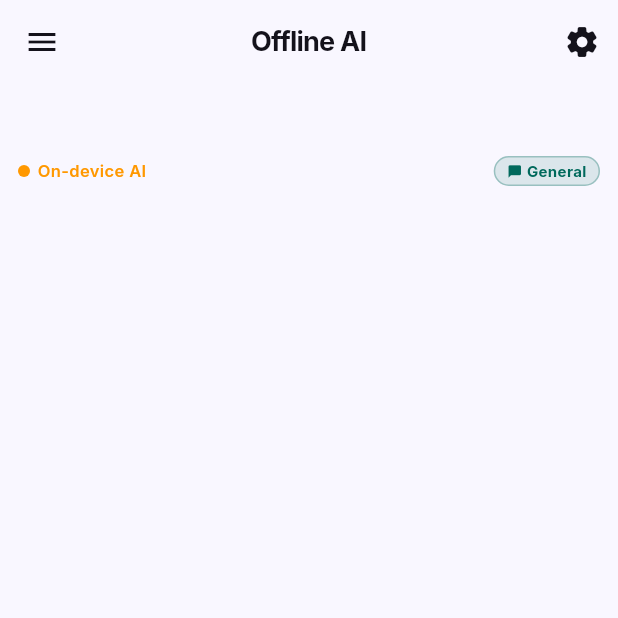
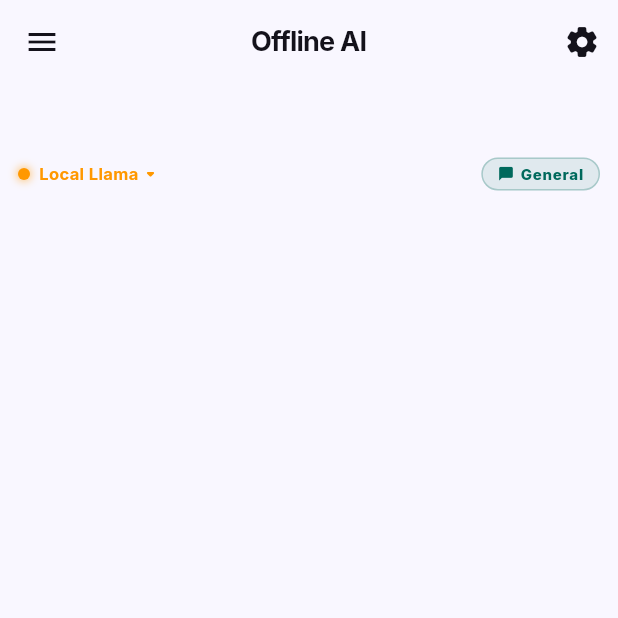
Before and after one commit to onlykrishna/local_llms, a Flutter app: the screen it shows after launch, on a phone screen of 412 x 824 dp, the top half of it. Run offline on Flutter 3.47's test engine with Material 3 defaults, Android fonts, the phone set to English and light mode, and no system bars; our stand-ins replace connectivity_plus, dio, file_picker, flutter_animate, flutter_markdown, flutter_spinkit and 5 more; missing offline and left inert: llamadart; accounts and stored records are empty.

Commit message:
feat: implement 'Ethereal Intelligence' manual overrides and UX optimizations
- Added Neural Engine Switcher in BackendStatusBar (Gemini/Ollama/Local manual lock)
- Implemented Global Greeting Interception for instant zero-latency feedback across all domains
- Optimized keyboard dismissal with native 'onTapOutside' listener
- Hardened device orientation to Portrait mode globally (Dart, Android Manifest, iOS Info.plist)

```diff
--- a/lib/presentation/pages/chat_page.dart
+++ b/lib/presentation/pages/chat_page.dart
@@ -14,17 +14,23 @@ class ChatPage extends GetView<ChatController> {
   @override
   Widget build(BuildContext context) {
     final theme = Theme.of(context);
-    return Column(
+
+    // ISSUE 1: Removed global GestureDetector as it interfered with drawer/navigation.
+    // Replaced with professional 'onTapOutside' on TextField (see _buildInputArea).
+    return Scaffold(
+      backgroundColor: Colors.transparent, // Background handled by parent (main.dart)
+      resizeToAvoidBottomInset: true,
+      body: Column(
         children: [
-        const SizedBox(height: 100), // Spacing for transparent appbar if needed
+          const SizedBox(height: 100), // Spacing for transparent appbar
           const BackendStatusBar(),
 
           Expanded(
             child: Obx(() => ListView.builder(
               controller: controller.scrollController,
-            reverse: true,
-            itemCount: controller.messages.length +
-                (controller.isGenerating.value ? 1 : 0),
+              reverse: true, // Reversed for messaging behavior
+              physics: const BouncingScrollPhysics(),
+              itemCount: controller.messages.length + (controller.isGenerating.value ? 1 : 0),
               padding: const EdgeInsets.only(bottom: 24, top: 12),
               itemBuilder: (context, index) {
                 if (index == 0 && controller.isGenerating.value) {
@@ -37,8 +43,7 @@ class ChatPage extends GetView<ChatController> {
                         .fadeIn(duration: 300.ms);
                   }
                 }
-              final msgIndex =
-                  controller.isGenerating.value ? index - 1 : index;
+                final msgIndex = controller.isGenerating.value ? index - 1 : index;
                 final msg = controller.messages[msgIndex];
                 return Animate(child: MessageBubble(message: msg))
                     .fadeIn(duration: 400.ms)
@@ -48,6 +53,7 @@ class ChatPage extends GetView<ChatController> {
           ),
           _buildInputArea(context),
         ],
+      ),
     );
   }
 
@@ -82,6 +88,10 @@ class ChatPage extends GetView<ChatController> {
                         style: TextStyle(color: theme.colorScheme.onSurface),
                         textInputAction: TextInputAction.send,
                         onSubmitted: (_) => controller.sendMessage(),
+                        // FIX: Precise unfocus control that doesn't trigger when tapping functional UI elements
+                        onTapOutside: (event) {
+                          FocusManager.instance.primaryFocus?.unfocus();
+                        },
                         decoration: InputDecoration(
                           hintText: 'Synthesizing with local knowledge...',
                           hintStyle: TextStyle(color: theme.colorScheme.onSurfaceVariant.withOpacity(0.5), fontSize: 13),
--- a/lib/presentation/widgets/backend_status_bar.dart
+++ b/lib/presentation/widgets/backend_status_bar.dart
@@ -3,7 +3,6 @@ import 'package:get/get.dart';
 import '../../domain/services/inference_router.dart';
 import '../../domain/services/domain_service.dart';
 import '../../domain/models/inference_domain.dart';
-import '../pages/settings_page.dart';
 
 class BackendStatusBar extends StatelessWidget {
   const BackendStatusBar({super.key});
@@ -12,18 +11,37 @@ class BackendStatusBar extends StatelessWidget {
   Widget build(BuildContext context) {
     final router = Get.find<InferenceRouterService>();
     final domainService = Get.find<DomainService>();
+    final theme = Theme.of(context);
 
     return Container(
-      height: 28,
-      color: Theme.of(context).colorScheme.surface,
+      height: 32,
+      color: theme.colorScheme.surface,
       padding: const EdgeInsets.symmetric(horizontal: 12),
       child: Row(
         children: [
-          // Left: backend indicator
+          // Left: backend selector (FEATURE 3)
           Obx(() {
-            final backend = router.currentBackend.value;
-            return GestureDetector(
-              onTap: () => Get.to(() => const SettingsPage()),
+            final backend = router.isManualMode.value
+                ? router.manualBackend.value
+                : router.currentBackend.value;
+            final isManual = router.isManualMode.value;
+
+            return PopupMenuButton<InferenceBackend>(
+              padding: EdgeInsets.zero,
+              offset: const Offset(0, 30),
+              tooltip: 'Choose AI Engine',
+              onSelected: (InferenceBackend b) {
+                if (b == InferenceBackend.onDevice) { // Simplified: actually let's just make a specific entry for 'Auto'
+                   // I'll add an 'Auto' option below
+                }
+                router.setManualBackend(b);
+              },
+              itemBuilder: (context) => [
+                _buildMenuItem(context, 'Auto Routing', Icons.auto_mode_rounded, Colors.grey, null, isAuto: true),
+                _buildMenuItem(context, 'Gemini Flash', Icons.cloud_rounded, Colors.green, InferenceBackend.gemini),
+                _buildMenuItem(context, 'Ollama LAN', Icons.lan_rounded, Colors.blue, InferenceBackend.ollama),
+                _buildMenuItem(context, 'On-device AI', Icons.memory_rounded, Colors.orange, InferenceBackend.onDevice),
+              ],
               child: Row(
                 mainAxisSize: MainAxisSize.min,
                 children: [
@@ -33,17 +51,25 @@ class BackendStatusBar extends StatelessWidget {
                     decoration: BoxDecoration(
                       shape: BoxShape.circle,
                       color: _dotColor(backend),
+                      boxShadow: [
+                        BoxShadow(
+                          color: _dotColor(backend).withOpacity(0.5),
+                          blurRadius: 4,
+                          spreadRadius: 1,
+                        ),
+                      ],
                     ),
                   ),
-                  const SizedBox(width: 5),
+                  const SizedBox(width: 6),
                   Text(
-                    _backendLabel(backend),
+                    isManual ? '${_backendLabel(backend)} (Locked)' : _backendLabel(backend),
                     style: TextStyle(
                       fontSize: 11,
-                      fontWeight: FontWeight.w600,
+                      fontWeight: FontWeight.bold,
                       color: _dotColor(backend),
                     ),
                   ),
+                  Icon(Icons.arrow_drop_down_rounded, size: 16, color: _dotColor(backend)),
                 ],
               ),
             );
@@ -55,33 +81,66 @@ class BackendStatusBar extends StatelessWidget {
           Obx(() {
             final domain = domainService.selectedDomain.value;
             return Container(
-              height: 20,
-              padding: const EdgeInsets.symmetric(horizontal: 8),
+              height: 22,
+              padding: const EdgeInsets.symmetric(horizontal: 10),
               decoration: BoxDecoration(
-                color: _domainColor(domain).withOpacity(0.12),
-                borderRadius: BorderRadius.circular(10),
+                color: _domainColor(domain).withOpacity(0.1),
+                borderRadius: BorderRadius.circular(12),
                 border: Border.all(
-                  color: _domainColor(domain).withOpacity(0.3),
+                  color: _domainColor(domain).withOpacity(0.25),
                   width: 1,
                 ),
               ),
               child: Row(
                 mainAxisSize: MainAxisSize.min,
                 children: [
-                  Icon(_domainIcon(domain), size: 10, color: _domainColor(domain)),
-                  const SizedBox(width: 3),
+                  Icon(_domainIcon(domain), size: 11, color: _domainColor(domain)),
+                  const SizedBox(width: 4),
                   Text(
                     domain.label,
                     style: TextStyle(
                       fontSize: 10,
-                      fontWeight: FontWeight.bold,
+                      fontWeight: FontWeight.w800,
                       color: _domainColor(domain),
+                      letterSpacing: 0.5,
                     ),
                   ),
                 ],
               ),
             );
           }),
+        ],
+      ),
+    );
+  }
+
+  PopupMenuItem<InferenceBackend> _buildMenuItem(
+    BuildContext context,
+    String label,
+    IconData icon,
+    Color color,
+    InferenceBackend? value,
+    {bool isAuto = false}
+  ) {
+    final router = Get.find<InferenceRouterService>();
+    return PopupMenuItem<InferenceBackend>(
+      value: value ?? InferenceBackend.onDevice, // dummy if auto
+      onTap: isAuto ? () => router.resetToAuto() : null,
+      child: Row(
+        children: [
+          Icon(icon, size: 18, color: color),
+          const SizedBox(width: 12),
+          Text(
+            label,
+            style: const TextStyle(fontSize: 13, fontWeight: FontWeight.w500),
+          ),
+          if (isAuto && !router.isManualMode.value) ...[
+            const Spacer(),
+            const Icon(Icons.check_circle_rounded, size: 16, color: Colors.green),
+          ] else if (value != null && router.isManualMode.value && router.manualBackend.value == value) ...[
+             const Spacer(),
+             const Icon(Icons.check_circle_rounded, size: 16, color: Colors.green),
+          ]
         ],
       ),
     );
@@ -97,9 +156,9 @@ class BackendStatusBar extends StatelessWidget {
 
   String _backendLabel(InferenceBackend backend) {
     switch (backend) {
-      case InferenceBackend.gemini:   return 'Online (Gemini)';
+      case InferenceBackend.gemini:   return 'Gemini AI';
       case InferenceBackend.ollama:   return 'Ollama LAN';
-      case InferenceBackend.onDevice: return 'On-device AI';
+      case InferenceBackend.onDevice: return 'Local Llama';
     }
   }
 
```
Also changed, not shown: lib/domain/services/inference_router.dart (+19 -42 lines), lib/main.dart (+7 -0 lines), lib/presentation/controllers/chat_controller.dart (+50 -47 lines), 6 other files. Lines whose indentation alone changed are shown as unchanged.
